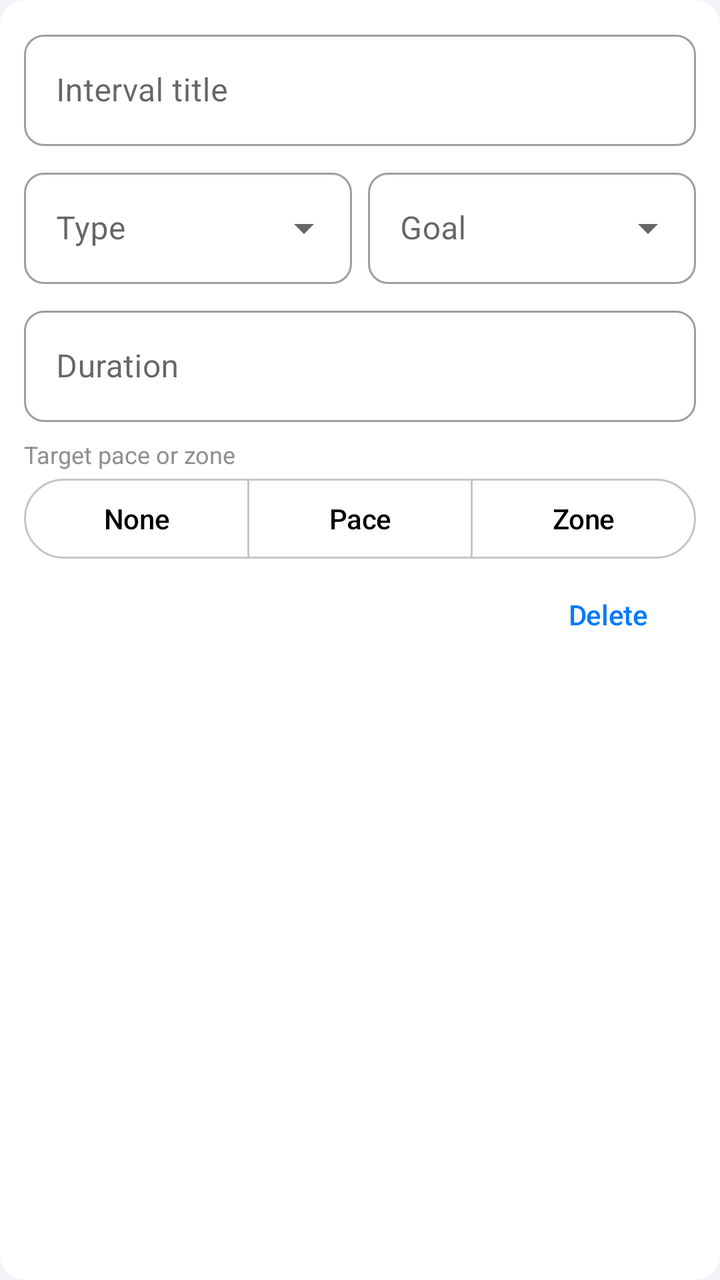
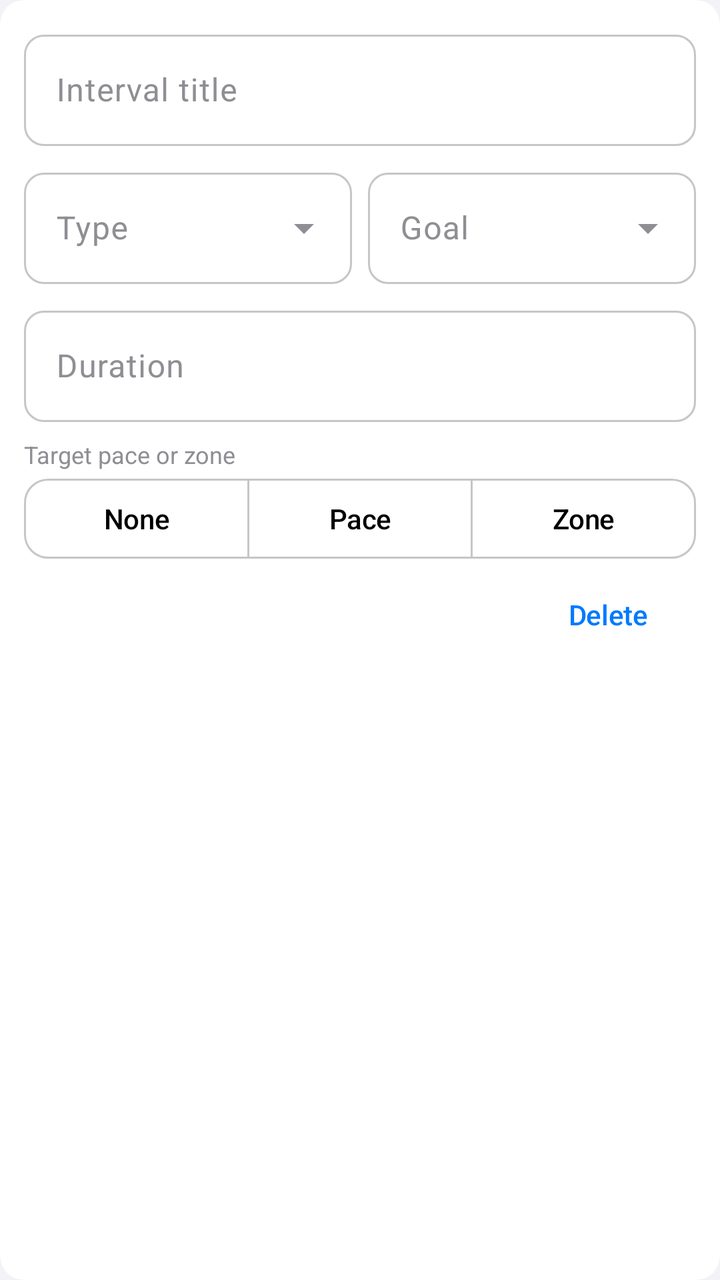

Compare the two renders of this Android layout. The source of the first and the diff that turns it into the second are given below.
<!-- AndroidManifest.xml: application theme Theme.Runner -->
<!-- res/layout/item_template_segment.xml -->
<?xml version="1.0" encoding="utf-8"?>
<com.google.android.material.card.MaterialCardView xmlns:android="http://schemas.android.com/apk/res/android"
    xmlns:app="http://schemas.android.com/apk/res-auto"
    android:layout_width="match_parent"
    android:layout_height="wrap_content"
    android:layout_marginBottom="8dp"
    app:cardCornerRadius="12dp"
    app:cardElevation="0dp">

    <LinearLayout
        android:layout_width="match_parent"
        android:layout_height="wrap_content"
        android:orientation="vertical"
        android:padding="12dp">

        <com.google.android.material.textfield.TextInputLayout
            android:layout_width="match_parent"
            android:layout_height="wrap_content"
            style="@style/Widget.MaterialComponents.TextInputLayout.OutlinedBox">

            <com.google.android.material.textfield.TextInputEditText
                android:id="@+id/editText_segment_title"
                android:layout_width="match_parent"
                android:layout_height="wrap_content"
                android:hint="@string/segment_title_hint" />
        </com.google.android.material.textfield.TextInputLayout>

        <LinearLayout
            android:layout_width="match_parent"
            android:layout_height="wrap_content"
            android:layout_marginTop="8dp"
            android:orientation="horizontal">

            <com.google.android.material.textfield.TextInputLayout
                android:layout_width="0dp"
                android:layout_height="wrap_content"
                android:layout_weight="1"
                android:layout_marginEnd="4dp"
                style="@style/Widget.MaterialComponents.TextInputLayout.OutlinedBox.ExposedDropdownMenu">

                <AutoCompleteTextView
                    android:id="@+id/autoComplete_segment_kind"
                    android:layout_width="match_parent"
                    android:layout_height="wrap_content"
                    android:hint="@string/segment_kind"
                    android:inputType="none" />
            </com.google.android.material.textfield.TextInputLayout>

            <com.google.android.material.textfield.TextInputLayout
                android:layout_width="0dp"
                android:layout_height="wrap_content"
                android:layout_weight="1"
                android:layout_marginStart="4dp"
                style="@style/Widget.MaterialComponents.TextInputLayout.OutlinedBox.ExposedDropdownMenu">

                <AutoCompleteTextView
                    android:id="@+id/autoComplete_segment_goal"
                    android:layout_width="match_parent"
                    android:layout_height="wrap_content"
                    android:hint="@string/segment_goal"
                    android:inputType="none" />
            </com.google.android.material.textfield.TextInputLayout>
        </LinearLayout>

        <com.google.android.material.textfield.TextInputLayout
            android:id="@+id/layout_duration"
            android:layout_width="match_parent"
            android:layout_height="wrap_content"
            android:layout_marginTop="8dp"
            style="@style/Widget.MaterialComponents.TextInputLayout.OutlinedBox">

            <com.google.android.material.textfield.TextInputEditText
                android:id="@+id/editText_duration"
                android:layout_width="match_parent"
                android:layout_height="wrap_content"
                android:clickable="true"
                android:cursorVisible="false"
                android:focusable="false"
                android:hint="@string/segment_duration_hint"
                android:inputType="none" />
        </com.google.android.material.textfield.TextInputLayout>

        <com.google.android.material.textfield.TextInputLayout
            android:id="@+id/layout_distance"
            android:layout_width="match_parent"
            android:layout_height="wrap_content"
            android:layout_marginTop="8dp"
            android:visibility="gone"
            style="@style/Widget.MaterialComponents.TextInputLayout.OutlinedBox">

            <com.google.android.material.textfield.TextInputEditText
                android:id="@+id/editText_distance"
                android:layout_width="match_parent"
                android:layout_height="wrap_content"
                android:clickable="true"
                android:cursorVisible="false"
                android:focusable="false"
                android:hint="@string/segment_distance_hint"
                android:inputType="none" />
        </com.google.android.material.textfield.TextInputLayout>

        <TextView
            android:id="@+id/textView_target_label"
            android:layout_width="match_parent"
            android:layout_height="wrap_content"
            android:layout_marginTop="8dp"
            android:text="@string/segment_target_label"
            android:textColor="?attr/colorOnSurfaceVariant"
            android:textSize="12sp" />

        <com.google.android.material.button.MaterialButtonToggleGroup
            android:id="@+id/toggle_segment_target"
            android:layout_width="match_parent"
            android:layout_height="wrap_content"
            android:orientation="horizontal"
            app:selectionRequired="true"
            app:singleSelection="true">

            <com.google.android.material.button.MaterialButton
                android:id="@+id/button_target_none"
                style="@style/Widget.Material3.Button.OutlinedButton"
                android:layout_width="0dp"
                android:layout_height="wrap_content"
                android:layout_weight="1"
                android:text="@string/segment_target_none" />

            <com.google.android.material.button.MaterialButton
                android:id="@+id/button_target_pace"
                style="@style/Widget.Material3.Button.OutlinedButton"
                android:layout_width="0dp"
                android:layout_height="wrap_content"
                android:layout_weight="1"
                android:text="@string/segment_target_pace" />

            <com.google.android.material.button.MaterialButton
                android:id="@+id/button_target_zone"
                style="@style/Widget.Material3.Button.OutlinedButton"
                android:layout_width="0dp"
                android:layout_height="wrap_content"
                android:layout_weight="1"
                android:text="@string/segment_target_zone" />
        </com.google.android.material.button.MaterialButtonToggleGroup>

        <com.google.android.material.textfield.TextInputLayout
            android:id="@+id/layout_pace"
            android:layout_width="match_parent"
            android:layout_height="wrap_content"
            android:layout_marginTop="8dp"
            android:visibility="gone"
            style="@style/Widget.MaterialComponents.TextInputLayout.OutlinedBox">

            <com.google.android.material.textfield.TextInputEditText
                android:id="@+id/editText_pace"
                android:layout_width="match_parent"
                android:layout_height="wrap_content"
                android:clickable="true"
                android:cursorVisible="false"
                android:focusable="false"
                android:hint="@string/segment_dialog_pace_title"
                android:inputType="none" />
        </com.google.android.material.textfield.TextInputLayout>

        <com.google.android.material.textfield.TextInputLayout
            android:id="@+id/layout_hr_zone"
            android:layout_width="match_parent"
            android:layout_height="wrap_content"
            android:layout_marginTop="8dp"
            android:visibility="gone"
            style="@style/Widget.MaterialComponents.TextInputLayout.OutlinedBox">

            <com.google.android.material.textfield.TextInputEditText
                android:id="@+id/editText_hr_zone"
                android:layout_width="match_parent"
                android:layout_height="wrap_content"
                android:clickable="true"
                android:cursorVisible="false"
                android:focusable="false"
                android:hint="@string/segment_target_zone_hint"
                android:inputType="none" />
        </com.google.android.material.textfield.TextInputLayout>

        <com.google.android.material.button.MaterialButton
            android:id="@+id/button_remove_segment"
            style="@style/Widget.Material3.Button.TextButton"
            android:layout_width="wrap_content"
            android:layout_height="wrap_content"
            android:layout_gravity="end"
            android:text="@string/delete" />
    </LinearLayout>
</com.google.android.material.card.MaterialCardView>
<!-- resources referenced by this layout -->
<resources>
  <style name="Theme.Runner" parent="Theme.Material3.DayNight.NoActionBar">
          
          <item name="colorPrimary">@color/ios_blue</item>
          <item name="colorOnPrimary">@color/white</item>
          <item name="colorPrimaryContainer">@color/blue_100</item>
          <item name="colorOnPrimaryContainer">@color/blue_900</item>
          <item name="colorSecondary">@color/ios_indigo</item>
          <item name="colorOnSecondary">@color/white</item>
          <item name="colorSecondaryContainer">@color/ios_gray5</item>
          <item name="colorOnSecondaryContainer">@color/ios_label</item>
          <item name="colorTertiary">@color/ios_orange</item>
          <item name="colorOnTertiary">@color/white</item>
          <item name="colorTertiaryContainer">@color/ios_tertiary_container</item>
          <item name="colorOnTertiaryContainer">@color/ios_on_tertiary_container</item>
          <item name="colorError">@color/ios_red</item>
          <item name="colorOnError">@color/white</item>
          <item name="colorErrorContainer">@color/ios_error_container</item>
          <item name="colorOnErrorContainer">@color/ios_on_error_container</item>
  
          
          <item name="android:colorBackground">@color/ios_grouped_background</item>
          <item name="colorOnBackground">@color/ios_label</item>
          <item name="colorSurface">@color/ios_secondary_grouped_background</item>
          <item name="colorOnSurface">@color/ios_label</item>
          <item name="colorSurfaceVariant">@color/ios_gray5</item>
          <item name="colorOnSurfaceVariant">@color/ios_gray</item>
          <item name="colorSurfaceContainerLowest">@color/white</item>
          <item name="colorSurfaceContainerLow">@color/ios_gray6</item>
          <item name="colorSurfaceContainer">@color/ios_gray6</item>
          <item name="colorSurfaceContainerHigh">@color/ios_gray5</item>
          <item name="colorSurfaceContainerHighest">@color/ios_gray4</item>
          <item name="colorOutline">@color/ios_opaque_separator</item>
          <item name="colorOutlineVariant">@color/ios_gray5</item>
  
          
          <item name="android:statusBarColor">@color/ios_grouped_background</item>
          <item name="android:navigationBarColor">@color/ios_grouped_background</item>
          <item name="android:windowLightStatusBar">true</item>
          <item name="android:windowLightNavigationBar" tools:targetApi="o_mr1">true</item>
  
          
          <item name="shapeAppearanceSmallComponent">@style/ShapeAppearance.Runner.SmallComponent</item>
          <item name="shapeAppearanceMediumComponent">@style/ShapeAppearance.Runner.MediumComponent</item>
          <item name="shapeAppearanceLargeComponent">@style/ShapeAppearance.Runner.LargeComponent</item>
  
          
          <item name="materialButtonStyle">@style/Widget.Runner.Button</item>
          <item name="materialButtonOutlinedStyle">@style/Widget.Runner.Button.Outlined</item>
          <item name="borderlessButtonStyle">@style/Widget.Runner.Button.Text</item>
          <item name="materialCardViewStyle">@style/Widget.Runner.Card</item>
          <item name="floatingActionButtonStyle">@style/Widget.Runner.Fab</item>
          <item name="navigationViewStyle">@style/Widget.Runner.NavigationView</item>
          <item name="toolbarStyle">@style/Widget.Runner.Toolbar</item>
          <item name="textInputStyle">@style/Widget.Runner.TextInput</item>
          <item name="switchStyle">@style/Widget.Runner.Switch</item>
          <item name="materialAlertDialogTheme">@style/ThemeOverlay.Runner.MaterialAlertDialog</item>
          <item name="snackbarStyle">@style/Widget.Runner.Snackbar</item>
          <item name="snackbarButtonStyle">@style/Widget.Runner.Snackbar.Button</item>
      </style>
  <style name="Widget.Runner.Button.Outlined" parent="Widget.Material3.Button.OutlinedButton">
          <item name="cornerRadius">12dp</item>
          <item name="android:textAllCaps">false</item>
          <item name="strokeColor">@color/ios_opaque_separator</item>
          <item name="strokeWidth">1dp</item>
      </style>
  <style name="Widget.Runner.Switch" parent="Widget.Material3.CompoundButton.MaterialSwitch">
          <item name="thumbTint">@color/ios_switch_thumb</item>
          <item name="trackTint">@color/ios_switch_track</item>
      </style>
  <!-- unchanged entries left out for length: 45 -->
</resources>

<!-- the commit's change to res/layout/item_template_segment.xml (unified diff, before → after) -->
@@ -3,9 +3,7 @@
     xmlns:app="http://schemas.android.com/apk/res-auto"
     android:layout_width="match_parent"
     android:layout_height="wrap_content"
-    android:layout_marginBottom="8dp"
-    app:cardCornerRadius="12dp"
-    app:cardElevation="0dp">
+    android:layout_marginBottom="8dp">
 
     <LinearLayout
         android:layout_width="match_parent"
@@ -16,7 +14,7 @@
         <com.google.android.material.textfield.TextInputLayout
             android:layout_width="match_parent"
             android:layout_height="wrap_content"
-            style="@style/Widget.MaterialComponents.TextInputLayout.OutlinedBox">
+            style="@style/Widget.Runner.TextInput">
 
             <com.google.android.material.textfield.TextInputEditText
                 android:id="@+id/editText_segment_title"
@@ -36,7 +34,7 @@
                 android:layout_height="wrap_content"
                 android:layout_weight="1"
                 android:layout_marginEnd="4dp"
-                style="@style/Widget.MaterialComponents.TextInputLayout.OutlinedBox.ExposedDropdownMenu">
+                style="@style/Widget.Runner.TextInput.ExposedDropdown">
 
                 <AutoCompleteTextView
                     android:id="@+id/autoComplete_segment_kind"
@@ -51,7 +49,7 @@
                 android:layout_height="wrap_content"
                 android:layout_weight="1"
                 android:layout_marginStart="4dp"
-                style="@style/Widget.MaterialComponents.TextInputLayout.OutlinedBox.ExposedDropdownMenu">
+                style="@style/Widget.Runner.TextInput.ExposedDropdown">
 
                 <AutoCompleteTextView
                     android:id="@+id/autoComplete_segment_goal"
@@ -67,7 +65,7 @@
             android:layout_width="match_parent"
             android:layout_height="wrap_content"
             android:layout_marginTop="8dp"
-            style="@style/Widget.MaterialComponents.TextInputLayout.OutlinedBox">
+            style="@style/Widget.Runner.TextInput">
 
             <com.google.android.material.textfield.TextInputEditText
                 android:id="@+id/editText_duration"
@@ -86,7 +84,7 @@
             android:layout_height="wrap_content"
             android:layout_marginTop="8dp"
             android:visibility="gone"
-            style="@style/Widget.MaterialComponents.TextInputLayout.OutlinedBox">
+            style="@style/Widget.Runner.TextInput">
 
             <com.google.android.material.textfield.TextInputEditText
                 android:id="@+id/editText_distance"
@@ -106,7 +104,7 @@
             android:layout_marginTop="8dp"
             android:text="@string/segment_target_label"
             android:textColor="?attr/colorOnSurfaceVariant"
-            android:textSize="12sp" />
+            android:textAppearance="@style/TextAppearance.Runner.Caption" />
 
         <com.google.android.material.button.MaterialButtonToggleGroup
             android:id="@+id/toggle_segment_target"
@@ -118,7 +116,7 @@
 
             <com.google.android.material.button.MaterialButton
                 android:id="@+id/button_target_none"
-                style="@style/Widget.Material3.Button.OutlinedButton"
+                style="@style/Widget.Runner.Button.Outlined"
                 android:layout_width="0dp"
                 android:layout_height="wrap_content"
                 android:layout_weight="1"
@@ -126,7 +124,7 @@
 
             <com.google.android.material.button.MaterialButton
                 android:id="@+id/button_target_pace"
-                style="@style/Widget.Material3.Button.OutlinedButton"
+                style="@style/Widget.Runner.Button.Outlined"
                 android:layout_width="0dp"
                 android:layout_height="wrap_content"
                 android:layout_weight="1"
@@ -134,7 +132,7 @@
 
             <com.google.android.material.button.MaterialButton
                 android:id="@+id/button_target_zone"
-                style="@style/Widget.Material3.Button.OutlinedButton"
+                style="@style/Widget.Runner.Button.Outlined"
                 android:layout_width="0dp"
                 android:layout_height="wrap_content"
                 android:layout_weight="1"
@@ -147,7 +145,7 @@
             android:layout_height="wrap_content"
             android:layout_marginTop="8dp"
             android:visibility="gone"
-            style="@style/Widget.MaterialComponents.TextInputLayout.OutlinedBox">
+            style="@style/Widget.Runner.TextInput">
 
             <com.google.android.material.textfield.TextInputEditText
                 android:id="@+id/editText_pace"
@@ -166,7 +164,7 @@
             android:layout_height="wrap_content"
             android:layout_marginTop="8dp"
             android:visibility="gone"
-            style="@style/Widget.MaterialComponents.TextInputLayout.OutlinedBox">
+            style="@style/Widget.Runner.TextInput">
 
             <com.google.android.material.textfield.TextInputEditText
                 android:id="@+id/editText_hr_zone"
@@ -181,7 +179,7 @@
 
         <com.google.android.material.button.MaterialButton
             android:id="@+id/button_remove_segment"
-            style="@style/Widget.Material3.Button.TextButton"
+            style="@style/Widget.Runner.Button.Text"
             android:layout_width="wrap_content"
             android:layout_height="wrap_content"
             android:layout_gravity="end"
<!-- resource entries referenced after the edit -->
@@ -1,5 +1,8 @@
 <!-- resources referenced by this layout -->
 <resources>
+  <style name="TextAppearance.Runner.Caption">
+          <item name="android:textSize">12sp</item>
+      </style>
   <style name="Theme.Runner" parent="Theme.Material3.DayNight.NoActionBar">
           
           <item name="colorPrimary">@color/ios_blue</item>
@@ -55,6 +58,9 @@
           <item name="toolbarStyle">@style/Widget.Runner.Toolbar</item>
           <item name="textInputStyle">@style/Widget.Runner.TextInput</item>
           <item name="switchStyle">@style/Widget.Runner.Switch</item>
+          <item name="materialSwitchStyle">@style/Widget.Runner.Switch</item>
+          <item name="chipStyle">@style/Widget.Runner.Chip.Filter</item>
+          <item name="checkboxStyle">@style/Widget.Runner.CheckBox</item>
           <item name="materialAlertDialogTheme">@style/ThemeOverlay.Runner.MaterialAlertDialog</item>
           <item name="snackbarStyle">@style/Widget.Runner.Snackbar</item>
           <item name="snackbarButtonStyle">@style/Widget.Runner.Snackbar.Button</item>
@@ -62,12 +68,29 @@
   <style name="Widget.Runner.Button.Outlined" parent="Widget.Material3.Button.OutlinedButton">
           <item name="cornerRadius">12dp</item>
           <item name="android:textAllCaps">false</item>
+          <item name="android:letterSpacing">-0.01</item>
           <item name="strokeColor">@color/ios_opaque_separator</item>
           <item name="strokeWidth">1dp</item>
+      </style>
+  <style name="Widget.Runner.TextInput.ExposedDropdown" parent="Widget.Material3.TextInputLayout.OutlinedBox.ExposedDropdownMenu">
+          <item name="boxCornerRadiusTopStart">10dp</item>
+          <item name="boxCornerRadiusTopEnd">10dp</item>
+          <item name="boxCornerRadiusBottomStart">10dp</item>
+          <item name="boxCornerRadiusBottomEnd">10dp</item>
+          <item name="boxStrokeColor">@color/ios_text_input_stroke</item>
       </style>
   <style name="Widget.Runner.Switch" parent="Widget.Material3.CompoundButton.MaterialSwitch">
           <item name="thumbTint">@color/ios_switch_thumb</item>
           <item name="trackTint">@color/ios_switch_track</item>
+          <item name="trackDecorationTint">@android:color/transparent</item>
+      </style>
+  <style name="Widget.Runner.Chip.Filter" parent="Widget.Material3.Chip.Filter">
+          <item name="shapeAppearance">@style/ShapeAppearance.Material3.Corner.Full</item>
+          <item name="checkedIconVisible">false</item>
+          <item name="android:textAllCaps">false</item>
+      </style>
+  <style name="Widget.Runner.CheckBox" parent="Widget.Material3.CompoundButton.CheckBox">
+          <item name="buttonTint">@color/ios_checkbox_tint</item>
       </style>
   <!-- unchanged entries left out for length: 45 -->
 </resources>
